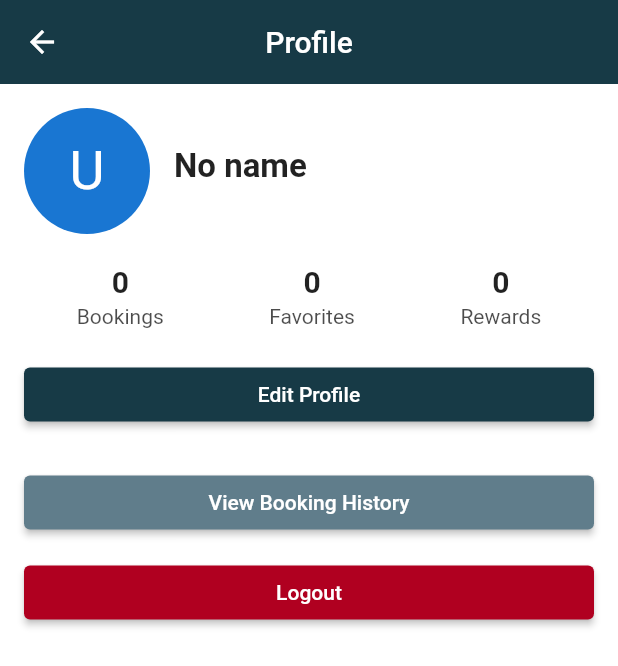
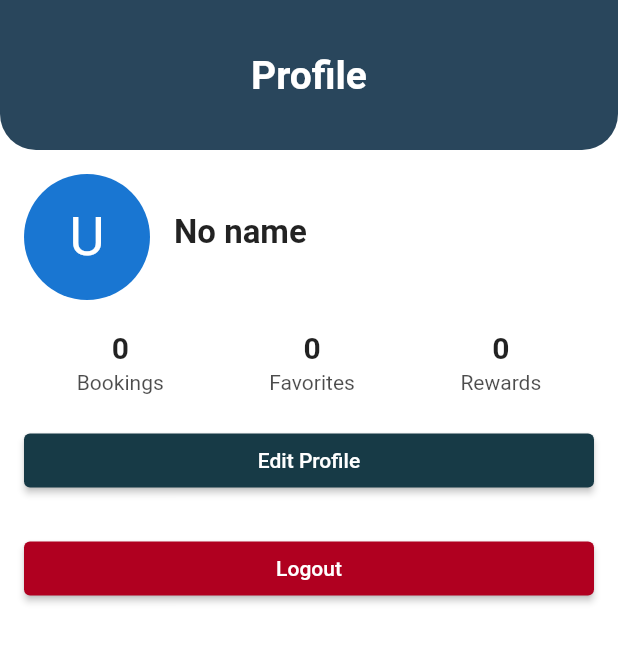
Before and after one commit to jayanth41/farmigo, a Flutter app: the ProfileScreen screen opened by its route, on a phone screen of 412 x 824 dp. Shown: the top 666 px of the screen. Run offline on Flutter 3.47's test engine with Material 3 defaults, Android fonts, the phone set to English and light mode, and no system bars; our stand-ins replace audioplayers, cloud_firestore, cross_file, firebase_auth, firebase_core, firebase_messaging and 13 more; missing offline and left inert: razorpay_flutter; accounts and stored records are empty; generated files the repository leaves out were written again.

Commit message:
Booking screen ui changed & removed booking history screen

```diff
--- a/lib/main.dart
+++ b/lib/main.dart
@@ -24,7 +24,6 @@
 import 'screens/offers_screen.dart';
 import 'screens/help_support_screen.dart';
 import 'screens/settings_screen.dart';
-import 'screens/booking_history_screen.dart';
 import 'screens/owner_dashboard.dart';
 import 'screens/car_owner_dashboard_new.dart';
 import 'controllers/favorites_controller.dart';
@@ -177,7 +176,6 @@
             GetPage(name: AppRoutes.favorites, page: () => const FavoritesScreen()),
             GetPage(name: AppRoutes.bookings, page: () => const BookingsScreen()),
             GetPage(name: AppRoutes.profile, page: () => const ProfileScreen()),
-            GetPage(name: AppRoutes.bookingHistory, page: () => const BookingHistoryScreen()),
             // Location selector is used as a modal bottom sheet (LocationSelectorScreen)
             GetPage(name: AppRoutes.settings, page: () => const SettingsScreen()),
             GetPage(name: AppRoutes.offers, page: () => const OffersScreen()),
--- a/lib/screens/profile_screen.dart
+++ b/lib/screens/profile_screen.dart
@@ -41,31 +41,32 @@
   @override
   Widget build(BuildContext context) {
     final user = _auth.currentUser;
-    final isGuest = user == null;
 
-    if (isGuest) {
-      return Scaffold(
-        appBar: AppBar(title: const Text('Profile')),
-        body: Center(
-          child: Padding(
-            padding: const EdgeInsets.all(24.0),
-            child: Column(
-              mainAxisSize: MainAxisSize.min,
-              children: [
-                Text('Guest', style: Theme.of(context).textTheme.headlineSmall?.copyWith(fontSize: 22)),
-                const SizedBox(height: 8),
-                const Text('Please login to continue', style: TextStyle(fontSize: 16), textAlign: TextAlign.center),
-                const SizedBox(height: 20),
-                ElevatedButton(onPressed: () => Navigator.pushNamed(context, '/login'), child: const Text('Login')),
-              ],
+    return Scaffold(
+      appBar: PreferredSize(
+        preferredSize: const Size.fromHeight(100),
+        child: Container(
+          decoration: const BoxDecoration(
+            color: Color.fromARGB(255, 41, 70, 92),
+            borderRadius: BorderRadius.only(
+              bottomLeft: Radius.circular(24),
+              bottomRight: Radius.circular(24),
+            ),
+          ),
+          child: const SafeArea(
+            child: Center(
+              child: Text(
+                'Profile',
+                style: TextStyle(
+                  color: Colors.white,
+                  fontSize: 26,
+                  fontWeight: FontWeight.w600,
+                ),
+              ),
             ),
           ),
         ),
-      );
-    }
-
-    return Scaffold(
-      appBar: AppBar(title: const Text('Profile')),
+      ),
       body: _loading
           ? const Center(child: CircularProgressIndicator())
           : SingleChildScrollView(
@@ -94,21 +95,6 @@
                   // Always-visible button to complete owner details. Navigates to
                   // OwnerDetailsScreen where users can fill owner-related fields.
 
-                  const SizedBox(height: 12),
-                  SizedBox(
-                    width: double.infinity,
-                    child: ElevatedButton(
-                      onPressed: () {
-                        try {
-                          Navigator.pushNamed(context, AppRoutes.bookingHistory);
-                        } catch (e) {
-                          debugPrint('Navigation to booking history failed: $e');
-                        }
-                      },
-                      style: ElevatedButton.styleFrom(backgroundColor: Colors.blueGrey),
-                      child: const Text('View Booking History'),
-                    ),
-                  ),
                   const SizedBox(height: 12),
                   SizedBox(
                     width: double.infinity,
```
Also changed, not shown: lib/screens/booking_history_screen.dart (deleted, +0 -134 lines).
